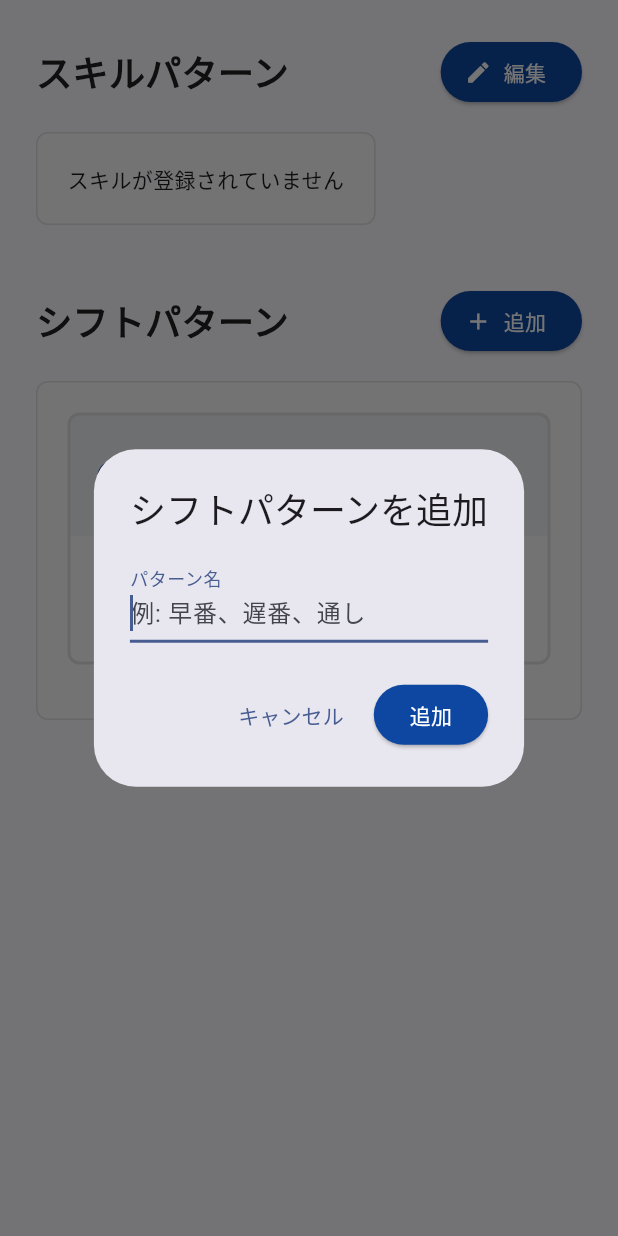
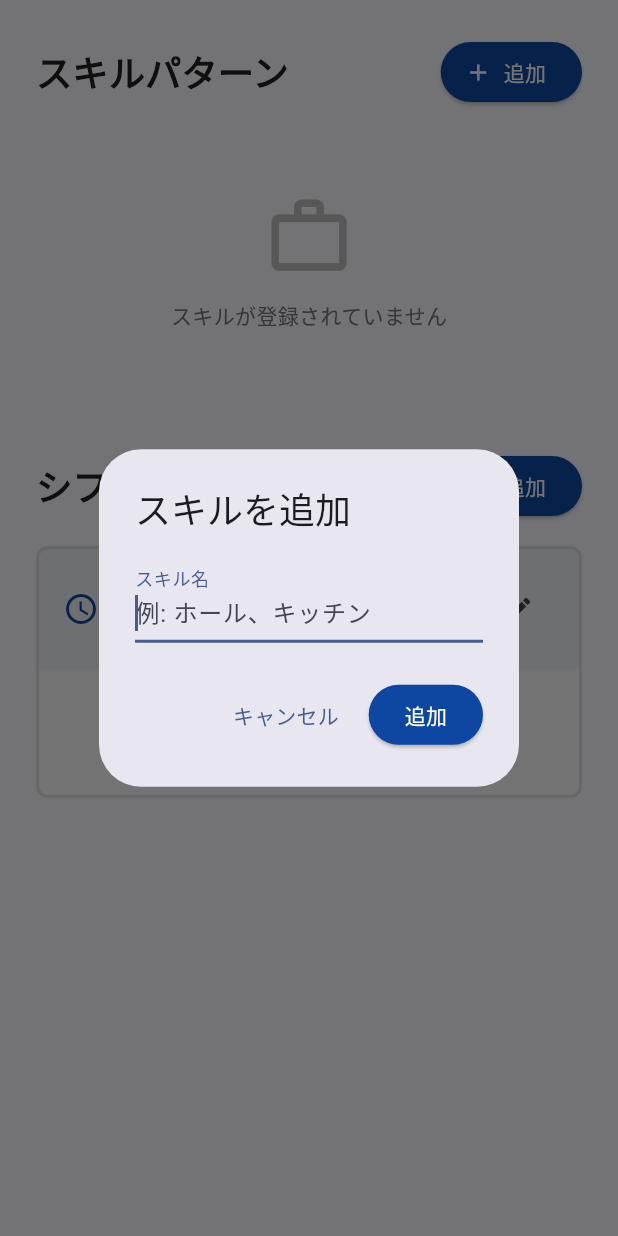
Before and after one commit to Maymayworld/shift_auto, a Flutter app: the StoreSettingsScreen widget shown alone on an empty page, opened directly, after a tap on "追加", on a phone screen of 412 x 824 dp. Run offline on Flutter 3.47's test engine with Material 3 defaults, Android fonts, the phone set to English and light mode, and no system bars; our stand-ins replace flutter_hooks, flutter_riverpod, google_fonts, hooks_riverpod, shared_preferences; accounts and stored records are empty.

Commit message:
11/09-update

```diff
--- a/lib/providers/shift_provider.dart
+++ b/lib/providers/shift_provider.dart
@@ -391,13 +391,14 @@ class ShiftDataNotifier extends StateNotifier<ShiftData> {
       filteredWantsMap.remove(personId);
     }
 
-    // アルゴリズム実行
+    // アルゴリズム実行（allDailyShiftsを渡す）
     final result = ShiftAutoAlgorithm.run(
       peopleMap: peopleMap,
       wantsMap: filteredWantsMap,
       requiredMap: shift.requiredMap,
       constCustomer: shift.constStaff,
       sorryScores: state.sorryScores,
+      allDailyShifts: state.dailyShifts, // 全シフト情報を渡す
     );
 
     // 結果を保存
--- a/lib/screens/store_settings_screen.dart
+++ b/lib/screens/store_settings_screen.dart
@@ -2,7 +2,6 @@
 import 'package:flutter/material.dart';
 import 'package:hooks_riverpod/hooks_riverpod.dart';
 import '../providers/shift_provider.dart';
-import '../providers/navigation_provider.dart';
 import '../models/shift_data.dart';
 import '../theme/app_theme.dart';
 
@@ -33,12 +32,10 @@ class StoreSettingsScreen extends HookConsumerWidget {
                 const Spacer(),
                 ElevatedButton.icon(
                   onPressed: () {
-                    ref
-                        .read(navigationProvider.notifier)
-                        .navigateTo(ScreenType.skillManagement);
+                    _showAddSkillDialog(context, ref);
                   },
-                  icon: const Icon(Icons.edit),
-                  label: const Text('編集'),
+                  icon: const Icon(Icons.add),
+                  label: const Text('追加'),
                   style: ElevatedButton.styleFrom(
                     backgroundColor: primaryColor,
                     foregroundColor: Colors.white,
@@ -47,26 +44,64 @@ class StoreSettingsScreen extends HookConsumerWidget {
               ],
             ),
             const SizedBox(height: 16),
-            Container(
-              padding: const EdgeInsets.all(20),
+
+            // スキルリスト（直接表示）
+            shiftData.skills.isEmpty
+                ? Padding(
+                    padding: const EdgeInsets.symmetric(vertical: 40),
+                    child: Center(
+                      child: Column(
+                        children: [
+                          Icon(
+                            Icons.work_outline,
+                            size: 60,
+                            color: Colors.grey[400],
+                          ),
+                          const SizedBox(height: 12),
+                          Text(
+                            'スキルが登録されていません',
+                            style: TextStyle(
+                              fontSize: 14,
+                              color: Colors.grey[600],
+                            ),
+                          ),
+                        ],
+                      ),
+                    ),
+                  )
+                : Column(
+                    children: shiftData.skills.map((skill) {
+                      return Container(
+                        margin: const EdgeInsets.only(bottom: 12),
                         decoration: BoxDecoration(
                           color: backgroundColor,
                           border: Border.all(color: borderColor),
                           borderRadius: BorderRadius.circular(8),
                         ),
-              child: shiftData.skills.isEmpty
-                  ? const Text('スキルが登録されていません')
-                  : Wrap(
-                      spacing: 8,
-                      runSpacing: 8,
-                      children: shiftData.skills.map((skill) {
-                        return Chip(
-                          label: Text(skill),
+                        child: ListTile(
+                          leading: CircleAvatar(
                             backgroundColor: primaryColor.withOpacity(0.1),
+                            child: Icon(Icons.work, color: primaryColor, size: 20),
+                          ),
+                          title: Text(
+                            skill,
+                            style: const TextStyle(
+                              fontWeight: FontWeight.bold,
+                              fontSize: 16,
+                            ),
+                          ),
+                          trailing: IconButton(
+                            icon: const Icon(Icons.delete, size: 20, color: Colors.red),
+                            onPressed: () {
+                              _showDeleteSkillConfirmDialog(context, ref, skill);
+                            },
+                            tooltip: '削除',
+                          ),
+                        ),
                       );
                     }).toList(),
                   ),
-            ),
+
             const SizedBox(height: 40),
 
             // シフトパターンセクション
@@ -95,15 +130,31 @@ class StoreSettingsScreen extends HookConsumerWidget {
               ],
             ),
             const SizedBox(height: 16),
-            Container(
-              padding: const EdgeInsets.all(20),
-              decoration: BoxDecoration(
-                color: backgroundColor,
-                border: Border.all(color: borderColor),
-                borderRadius: BorderRadius.circular(8),
+
+            // シフトパターンリスト（ボックスなし）
+            shiftData.shiftPatterns.isEmpty
+                ? Padding(
+                    padding: const EdgeInsets.symmetric(vertical: 40),
+                    child: Center(
+                      child: Column(
+                        children: [
+                          Icon(
+                            Icons.schedule,
+                            size: 60,
+                            color: Colors.grey[400],
                           ),
-              child: shiftData.shiftPatterns.isEmpty
-                  ? const Text('シフトパターンが登録されていません')
+                          const SizedBox(height: 12),
+                          Text(
+                            'シフトパターンが登録されていません',
+                            style: TextStyle(
+                              fontSize: 14,
+                              color: Colors.grey[600],
+                            ),
+                          ),
+                        ],
+                      ),
+                    ),
+                  )
                 : Column(
                     children: shiftData.shiftPatterns.map((pattern) {
                       return Container(
@@ -150,7 +201,7 @@ class StoreSettingsScreen extends HookConsumerWidget {
                                     IconButton(
                                       icon: const Icon(Icons.delete, size: 20, color: Colors.red),
                                       onPressed: () {
-                                          _showDeleteConfirmDialog(context, ref, pattern);
+                                        _showDeletePatternConfirmDialog(context, ref, pattern);
                                       },
                                       tooltip: '削除',
                                     ),
@@ -251,13 +302,89 @@ class StoreSettingsScreen extends HookConsumerWidget {
                       );
                     }).toList(),
                   ),
-            ),
           ],
         ),
       ),
     );
   }
 
+  // スキル追加ダイアログ
+  void _showAddSkillDialog(BuildContext context, WidgetRef ref) {
+    final skillController = TextEditingController();
+
+    showDialog(
+      context: context,
+      builder: (context) => AlertDialog(
+        title: const Text('スキルを追加'),
+        content: TextField(
+          controller: skillController,
+          decoration: const InputDecoration(
+            labelText: 'スキル名',
+            hintText: '例: ホール、キッチン',
+          ),
+          autofocus: true,
+        ),
+        actions: [
+          TextButton(
+            onPressed: () => Navigator.pop(context),
+            child: const Text('キャンセル'),
+          ),
+          ElevatedButton(
+            onPressed: () {
+              final skill = skillController.text.trim();
+              if (skill.isNotEmpty) {
+                ref.read(shiftDataProvider.notifier).addSkill(skill);
+                Navigator.pop(context);
+                ScaffoldMessenger.of(context).showSnackBar(
+                  SnackBar(content: Text('「$skill」を追加しました')),
+                );
+              }
+            },
+            style: ElevatedButton.styleFrom(
+              backgroundColor: primaryColor,
+              foregroundColor: Colors.white,
+            ),
+            child: const Text('追加'),
+          ),
+        ],
+      ),
+    );
+  }
+
+  // スキル削除確認ダイアログ
+  void _showDeleteSkillConfirmDialog(
+      BuildContext context, WidgetRef ref, String skill) {
+    showDialog(
+      context: context,
+      builder: (context) => AlertDialog(
+        title: const Text('削除の確認'),
+        content: Text(
+            '「$skill」を削除してもよろしいですか？\n\nこのスキルを持つスタッフやシフトデータからも削除されます。'),
+        actions: [
+          TextButton(
+            onPressed: () => Navigator.pop(context),
+            child: const Text('キャンセル'),
+          ),
+          ElevatedButton(
+            onPressed: () {
+              ref.read(shiftDataProvider.notifier).removeSkill(skill);
+              Navigator.pop(context);
+              ScaffoldMessenger.of(context).showSnackBar(
+                SnackBar(content: Text('「$skill」を削除しました')),
+              );
+            },
+            style: ElevatedButton.styleFrom(
+              backgroundColor: Colors.red,
+              foregroundColor: Colors.white,
+            ),
+            child: const Text('削除'),
+          ),
+        ],
+      ),
+    );
+  }
+
+  // シフトパターン追加ダイアログ
   void _showAddShiftPatternDialog(BuildContext context, WidgetRef ref) {
     final nameController = TextEditingController();
 
@@ -305,6 +432,7 @@ class StoreSettingsScreen extends HookConsumerWidget {
     );
   }
 
+  // シフトパターン編集ダイアログ
   void _showEditShiftPatternDialog(
       BuildContext context, WidgetRef ref, ShiftPattern pattern) {
     final nameController = TextEditingController(text: pattern.name);
@@ -349,7 +477,8 @@ class StoreSettingsScreen extends HookConsumerWidget {
     );
   }
 
-  void _showDeleteConfirmDialog(
+  // シフトパターン削除確認ダイアログ
+  void _showDeletePatternConfirmDialog(
       BuildContext context, WidgetRef ref, ShiftPattern pattern) {
     showDialog(
       context: context,
```
Also changed, not shown: lib/providers/navigation_provider.dart (+15 -6 lines), lib/screens/main_layout.dart (+4 -5 lines), lib/screens/skill_management_screen.dart (deleted, +0 -197 lines), lib/services/shift_auto_algorithm.dart (+130 -12 lines). Lines whose indentation alone changed are shown as unchanged.
